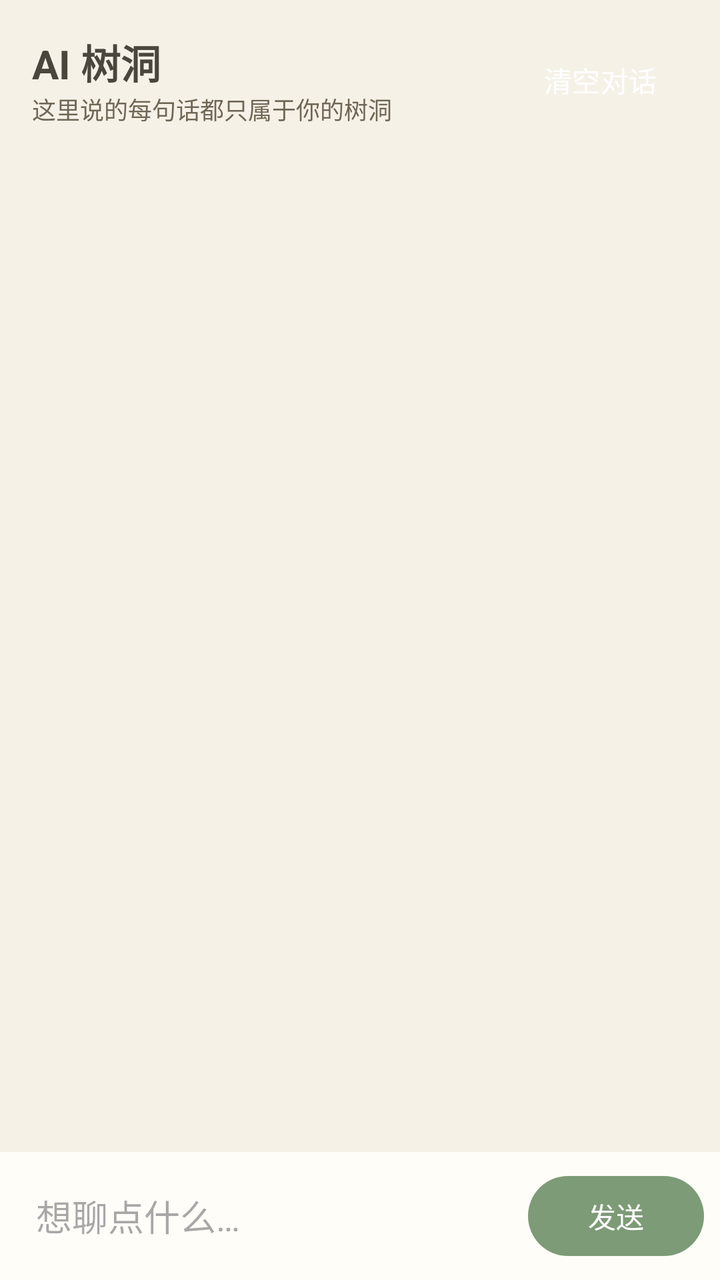
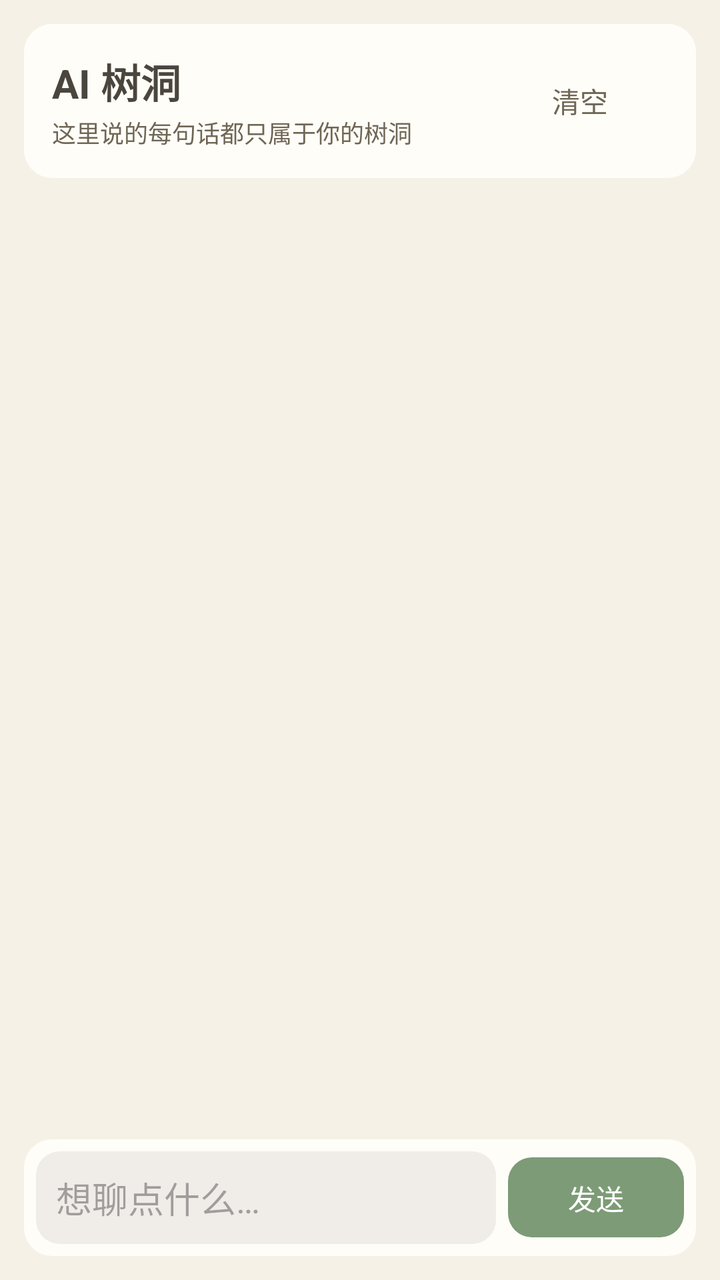

Compare the two renders of this Android layout. The source of the first and the diff that turns it into the second are given below.
<!-- AndroidManifest.xml: application theme Theme.MoodTree -->
<!-- res/layout/fragment_chat.xml -->
<?xml version="1.0" encoding="utf-8"?>
<LinearLayout xmlns:android="http://schemas.android.com/apk/res/android"
    android:layout_width="match_parent"
    android:layout_height="match_parent"
    android:orientation="vertical"
    android:background="@color/bg">

    <LinearLayout
        android:layout_width="match_parent"
        android:layout_height="wrap_content"
        android:orientation="horizontal"
        android:gravity="center_vertical"
        android:padding="16dp">

        <LinearLayout
            android:layout_width="0dp"
            android:layout_height="wrap_content"
            android:layout_weight="1"
            android:orientation="vertical">

            <TextView
                android:layout_width="wrap_content"
                android:layout_height="wrap_content"
                android:text="AI 树洞"
                android:textColor="@color/ink"
                android:textSize="20sp"
                android:textStyle="bold" />

            <TextView
                android:layout_width="wrap_content"
                android:layout_height="wrap_content"
                android:text="这里说的每句话都只属于你的树洞"
                android:textColor="@color/ink_soft"
                android:textSize="12sp" />
        </LinearLayout>

        <Button
            android:id="@+id/btnClear"
            style="@style/Widget.Material3.Button.TextButton"
            android:layout_width="wrap_content"
            android:layout_height="wrap_content"
            android:text="清空对话"
            android:textColor="@color/white" />
    </LinearLayout>

    <TextView
        android:id="@+id/tvBanner"
        android:layout_width="match_parent"
        android:layout_height="wrap_content"
        android:padding="12dp"
        android:layout_marginHorizontal="12dp"
        android:background="#f0e6d2"
        android:textColor="@color/ink"
        android:textSize="13sp"
        android:visibility="gone" />

    <androidx.recyclerview.widget.RecyclerView
        android:id="@+id/rvMessages"
        android:layout_width="match_parent"
        android:layout_height="0dp"
        android:layout_weight="1"
        android:clipToPadding="false"
        android:padding="8dp" />

    <LinearLayout
        android:layout_width="match_parent"
        android:layout_height="wrap_content"
        android:orientation="horizontal"
        android:gravity="center_vertical"
        android:padding="8dp"
        android:background="@color/card">

        <EditText
            android:id="@+id/etInput"
            android:layout_width="0dp"
            android:layout_height="wrap_content"
            android:layout_weight="1"
            android:hint="想聊点什么…"
            android:background="@android:color/transparent"
            android:padding="10dp"
            android:maxLines="3"
            android:inputType="textMultiLine|textCapSentences"
            android:imeOptions="actionSend" />

        <Button
            android:id="@+id/btnSend"
            android:layout_width="wrap_content"
            android:layout_height="wrap_content"
            android:text="发送" />
    </LinearLayout>
</LinearLayout>
<!-- resources referenced by this layout -->
<resources>
  <color name="bg">#f6f1e7</color>
  <color name="card">#fffdf8</color>
  <color name="ink">#4a453d</color>
  <color name="ink_soft">#6f6655</color>
  <color name="white">#ffffff</color>
  <style name="Theme.MoodTree" parent="Theme.Material3.DayNight.NoActionBar">
          <item name="android:windowBackground">@color/bg</item>
          <item name="android:statusBarColor">@color/bg</item>
          <item name="android:windowLightStatusBar">true</item>
          <item name="colorPrimary">@color/accent</item>
          <item name="colorOnPrimary">@color/white</item>
          <item name="colorAccent">@color/accent</item>
      </style>
  <color name="accent">#7d9b76</color>
</resources>

<!-- the commit's change to res/layout/fragment_chat.xml (unified diff, before → after) -->
@@ -5,12 +5,16 @@
     android:orientation="vertical"
     android:background="@color/bg">
 
+    
     <LinearLayout
         android:layout_width="match_parent"
         android:layout_height="wrap_content"
         android:orientation="horizontal"
         android:gravity="center_vertical"
-        android:padding="16dp">
+        android:background="@drawable/card_bg"
+        android:layout_margin="12dp"
+        android:layout_marginBottom="0dp"
+        android:padding="14dp">
 
         <LinearLayout
             android:layout_width="0dp"
@@ -31,7 +35,8 @@
                 android:layout_height="wrap_content"
                 android:text="这里说的每句话都只属于你的树洞"
                 android:textColor="@color/ink_soft"
-                android:textSize="12sp" />
+                android:textSize="12sp"
+                android:layout_marginTop="2dp" />
         </LinearLayout>
 
         <Button
@@ -39,8 +44,11 @@
             style="@style/Widget.Material3.Button.TextButton"
             android:layout_width="wrap_content"
             android:layout_height="wrap_content"
-            android:text="清空对话"
-            android:textColor="@color/white" />
+            android:text="清空"
+            android:textColor="@color/ink_soft"
+            android:background="@drawable/input_bg"
+            android:paddingHorizontal="12dp"
+            android:paddingVertical="4dp" />
     </LinearLayout>
 
     <TextView
@@ -49,7 +57,8 @@
         android:layout_height="wrap_content"
         android:padding="12dp"
         android:layout_marginHorizontal="12dp"
-        android:background="#f0e6d2"
+        android:layout_marginTop="4dp"
+        android:background="@drawable/input_bg"
         android:textColor="@color/ink"
         android:textSize="13sp"
         android:visibility="gone" />
@@ -62,13 +71,16 @@
         android:clipToPadding="false"
         android:padding="8dp" />
 
+    
     <LinearLayout
         android:layout_width="match_parent"
         android:layout_height="wrap_content"
         android:orientation="horizontal"
         android:gravity="center_vertical"
-        android:padding="8dp"
-        android:background="@color/card">
+        android:background="@drawable/card_bg"
+        android:layout_margin="12dp"
+        android:layout_marginTop="4dp"
+        android:padding="6dp">
 
         <EditText
             android:id="@+id/etInput"
@@ -76,7 +88,7 @@
             android:layout_height="wrap_content"
             android:layout_weight="1"
             android:hint="想聊点什么…"
-            android:background="@android:color/transparent"
+            android:background="@drawable/input_bg"
             android:padding="10dp"
             android:maxLines="3"
             android:inputType="textMultiLine|textCapSentences"
@@ -85,7 +97,13 @@
         <Button
             android:id="@+id/btnSend"
             android:layout_width="wrap_content"
-            android:layout_height="wrap_content"
-            android:text="发送" />
+            android:layout_height="40dp"
+            android:layout_marginStart="6dp"
+            android:text="发送"
+            android:background="@drawable/btn_primary"
+            android:textColor="@android:color/white"
+            android:textSize="14sp"
+            android:paddingHorizontal="16dp"
+            android:stateListAnimator="@null" />
     </LinearLayout>
 </LinearLayout>
<!-- resource entries referenced after the edit -->
@@ -4,6 +4,47 @@
   <color name="card">#fffdf8</color>
   <color name="ink">#4a453d</color>
   <color name="ink_soft">#6f6655</color>
+  <!-- drawable btn_primary (drawable) -->
+  <?xml version="1.0" encoding="utf-8"?>
+  <shape xmlns:android="http://schemas.android.com/apk/res/android"
+      android:shape="rectangle">
+      <solid android:color="@color/accent" />
+      <corners android:radius="12dp" />
+  </shape>
+  <!-- drawable card_bg (drawable) -->
+  <?xml version="1.0" encoding="utf-8"?>
+  <layer-list xmlns:android="http://schemas.android.com/apk/res/android">
+      
+      <item
+          android:left="0dp"
+          android:top="2dp"
+          android:right="0dp"
+          android:bottom="4dp">
+          <shape android:shape="rectangle">
+              <solid android:color="#15000000" />
+              <corners android:radius="14dp" />
+          </shape>
+      </item>
+      
+      <item
+          android:left="0dp"
+          android:top="0dp"
+          android:right="0dp"
+          android:bottom="0dp">
+          <shape android:shape="rectangle">
+              <solid android:color="@color/card" />
+              <corners android:radius="14dp" />
+          </shape>
+      </item>
+  </layer-list>
+  <!-- drawable input_bg (drawable) -->
+  <?xml version="1.0" encoding="utf-8"?>
+  <shape xmlns:android="http://schemas.android.com/apk/res/android"
+      android:shape="rectangle">
+      <solid android:color="#f0ede8" />
+      <corners android:radius="12dp" />
+      <padding android:left="14dp" android:top="12dp" android:right="14dp" android:bottom="12dp" />
+  </shape>
   <color name="white">#ffffff</color>
   <style name="Theme.MoodTree" parent="Theme.Material3.DayNight.NoActionBar">
           <item name="android:windowBackground">@color/bg</item>
